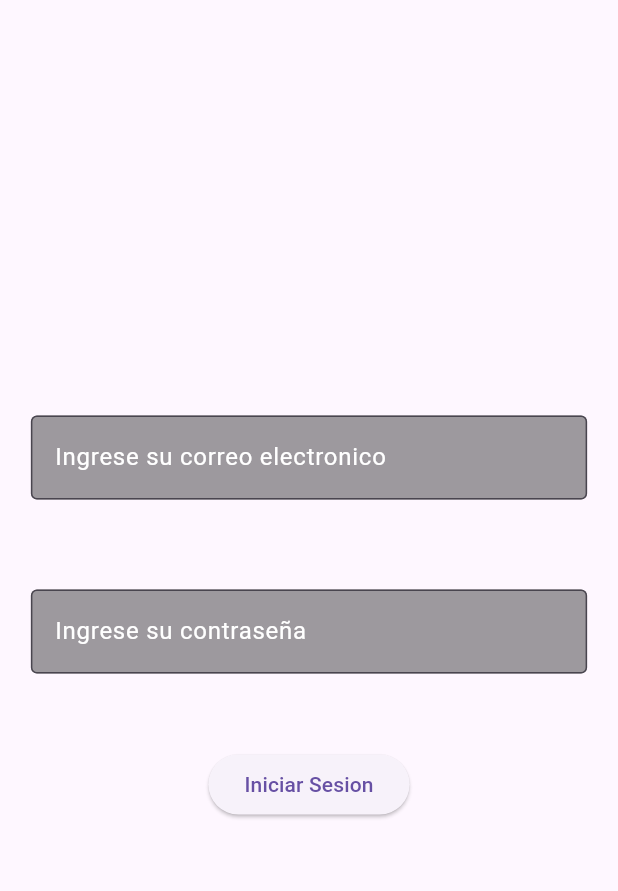
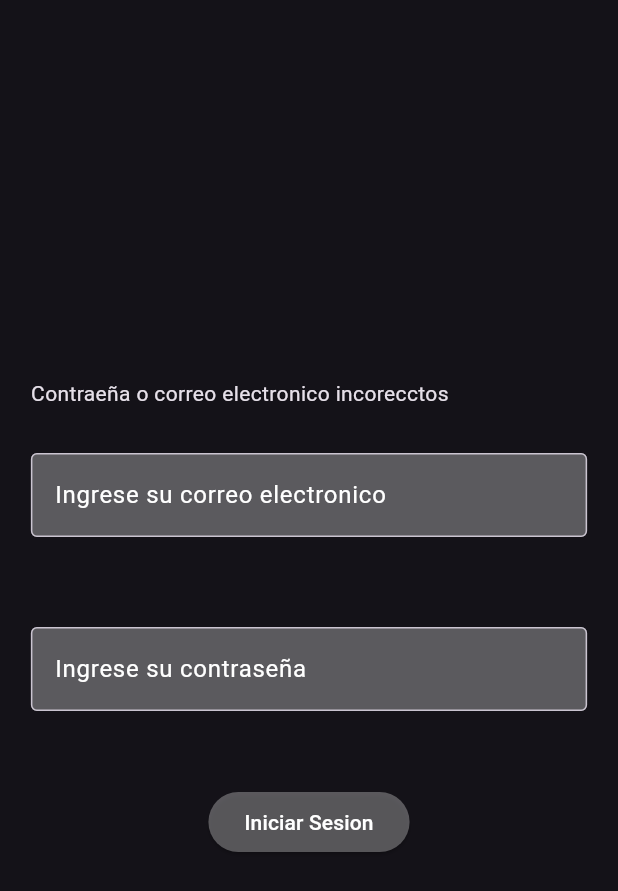
Before and after one commit to rafaelflorez29/Flutter-Gestion-de-Usuarios, a Flutter app: the screen it shows after launch, after a tap on "Iniciar Sesion", on a phone screen of 412 x 824 dp. Shown: the top 891 px of the screen. Run offline on Flutter 3.47's test engine with Material 3 defaults, Android fonts, the phone set to English and light mode, and no system bars.

Commit message:
Actualizacion del gestion de usuario

```diff
--- a/lib/main.dart
+++ b/lib/main.dart
@@ -14,6 +14,7 @@ class MyApp extends StatelessWidget{
   Widget build(BuildContext context) {
     return MaterialApp(
       debugShowCheckedModeBanner: false,
+      theme: ThemeData.dark(),
       initialRoute: "/",
       routes: {
         "/": (context) => ScreenLogin(),
--- a/lib/screen/screen_login.dart
+++ b/lib/screen/screen_login.dart
@@ -19,12 +19,18 @@ class _ScreenLoginState extends State<ScreenLogin> {
     final ancho = MediaQuery.of(context).size;
     final TextEditingController _correoController = TextEditingController();
     final TextEditingController _contrasenaController = TextEditingController();
+    final String _errorMensaje = "Contraeña o correo electronico incorecctos";
     return Scaffold(
       body: Center(
         child: Column(
           mainAxisAlignment: MainAxisAlignment.center,
           spacing: 20,
           children: [
+            Container(
+              height: 30,
+              width: ancho.width * 0.9,
+              child: Text(_errorMensaje),
+            ),
             SizedBox(
               width: ancho.width * 0.9,
               child: TextField(
@@ -35,7 +41,7 @@ class _ScreenLoginState extends State<ScreenLogin> {
                   hintStyle: TextStyle(color: Colors.white),
                   border: OutlineInputBorder(),
                   filled: true,
-                  fillColor: Colors.black38,
+                  fillColor: Colors.white30,
                 ),
               ),
             ),
@@ -47,11 +53,13 @@ class _ScreenLoginState extends State<ScreenLogin> {
                 keyboardType: TextInputType.visiblePassword,
                 decoration: InputDecoration(
                   filled: true,
-                  fillColor: Colors.black38,
+                  fillColor: Colors.white30,
                   border: OutlineInputBorder(),
                   hintText: "Ingrese su contraseña",
-                  hintStyle: TextStyle(color: Colors.white)
+                  hintStyle: TextStyle(color: Colors.white),
+
                 ),
+
               ),
             ),
             SizedBox(height: 10,),
@@ -60,8 +68,15 @@ class _ScreenLoginState extends State<ScreenLogin> {
                 if(usuario["correo"] == _correoController.text && usuario["contrasena"] == _contrasenaController.text){
                   Navigator.pushNamed(context, "/admin");
                 }
+                _contrasenaController.clear();
+                _correoController.clear();
               }
-            }, child: Text("Iniciar Sesion"),)
+            }, child: Text("Iniciar Sesion"),
+              style: ButtonStyle(
+                backgroundColor: WidgetStatePropertyAll(Colors.white30),
+                foregroundColor: WidgetStatePropertyAll(Colors.white)
+              ),
+            ),
           ],
         ),
       ),
```
